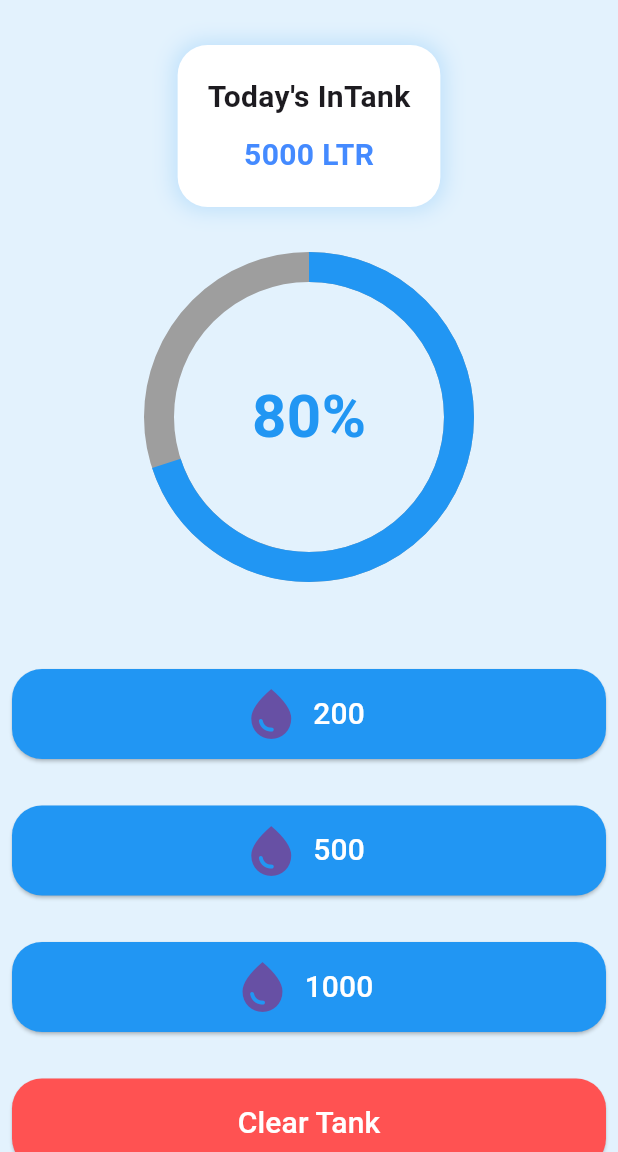
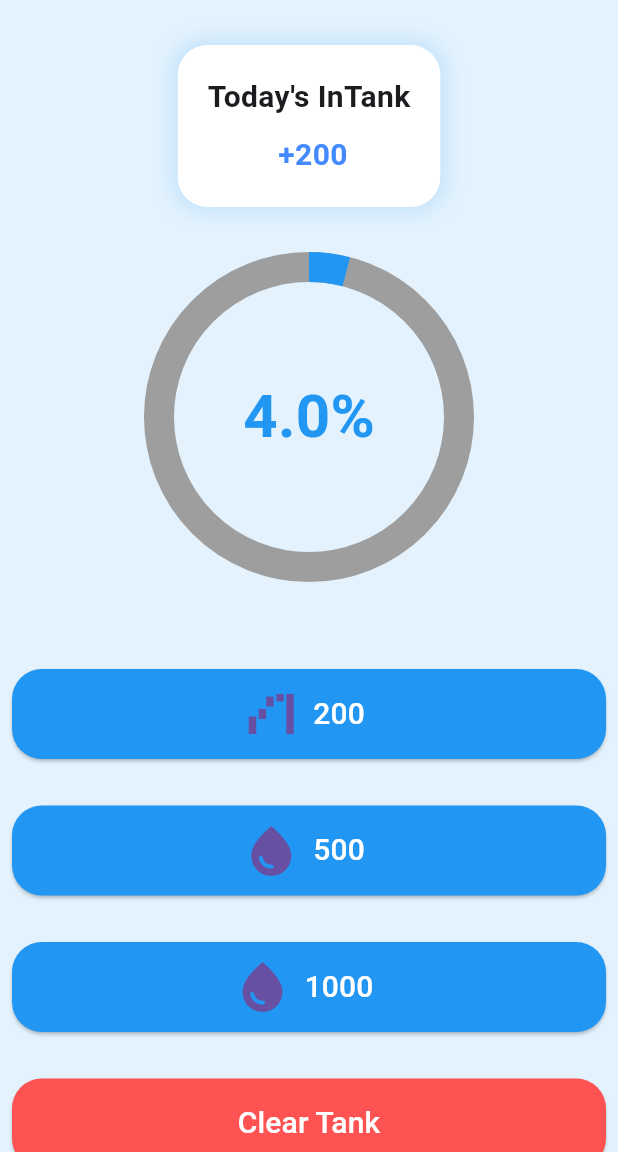
Before and after one commit to mynulyt/Water-Track-App, a Flutter app: the screen it shows after launch, after a tap on "200", on a phone screen of 412 x 824 dp, the part 84-1236 px from its top. Run offline on Flutter 3.47's test engine with Material 3 defaults, Android fonts, the light colour scheme and no system bars.

Commit message:
water trank

```diff
--- a/lib/water_track.dart
+++ b/lib/water_track.dart
@@ -10,8 +10,18 @@ class WaterTrack extends StatefulWidget {
 }
 
 class _WaterTrackState extends State<WaterTrack> {
+  int currentInTank = 0;
+  final int goal = 5000;
+
+  void addWater(int amount) {
+    setState(() {
+      currentInTank = (currentInTank + amount).clamp(0, goal);
+    });
+  }
+
   @override
   Widget build(BuildContext context) {
+    double progress = (currentInTank / goal).clamp(0, 1);
     return Scaffold(
       backgroundColor: Colors.blue.shade50,
       body: Center(
@@ -40,7 +50,7 @@ class _WaterTrackState extends State<WaterTrack> {
                   ),
                   SizedBox(height: 10),
                   Text(
-                    "5000 LTR",
+                    " +${currentInTank}",
                     style: TextStyle(
                       fontSize: 20,
                       fontWeight: FontWeight.bold,
@@ -61,12 +71,12 @@ class _WaterTrackState extends State<WaterTrack> {
                   child: CircularProgressIndicator(
                     color: Colors.blue,
                     backgroundColor: Colors.grey,
-                    value: 0.7,
+                    value: progress,
                     strokeWidth: 20,
                   ),
                 ),
                 Text(
-                  "80%",
+                  "${progress * 100}%".toString(),
                   style: TextStyle(
                     color: Colors.blue,
                     fontWeight: FontWeight.bold,
@@ -77,11 +87,15 @@ class _WaterTrackState extends State<WaterTrack> {
             ),
 
             SizedBox(height: 60),
-            CustomButton(onClick: () {}, amount: 200),
+            CustomButton(
+              onClick: () => addWater(200),
+              amount: 200,
+              icon: Icons.waterfall_chart,
+            ),
             SizedBox(height: 15),
-            CustomButton(onClick: () {}, amount: 500),
+            CustomButton(onClick: () => addWater(500), amount: 500),
             SizedBox(height: 15),
-            CustomButton(onClick: () {}, amount: 1000),
+            CustomButton(onClick: () => addWater(1000), amount: 1000),
             SizedBox(height: 15),
 
             Padding(
```
